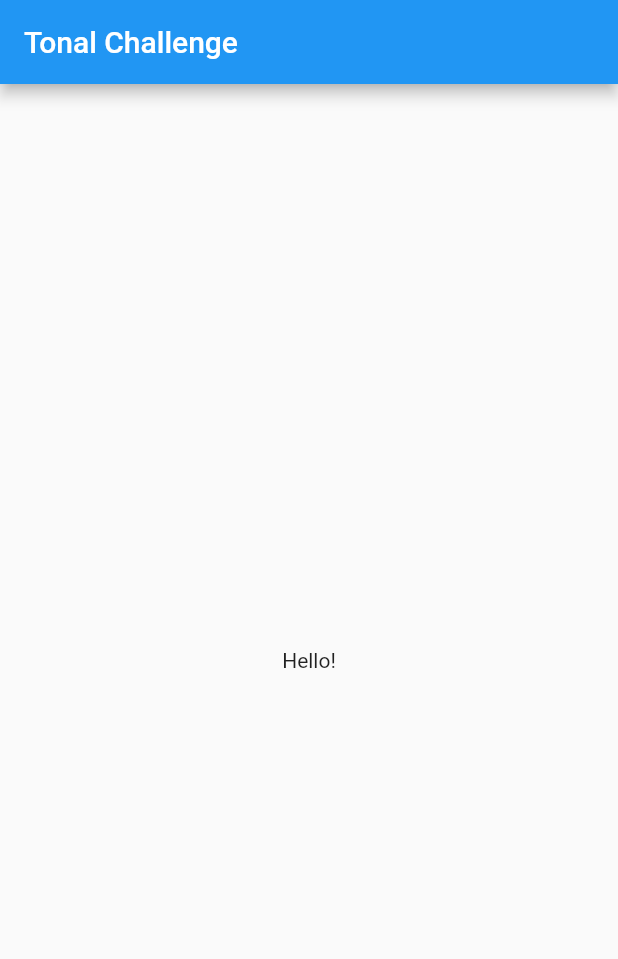
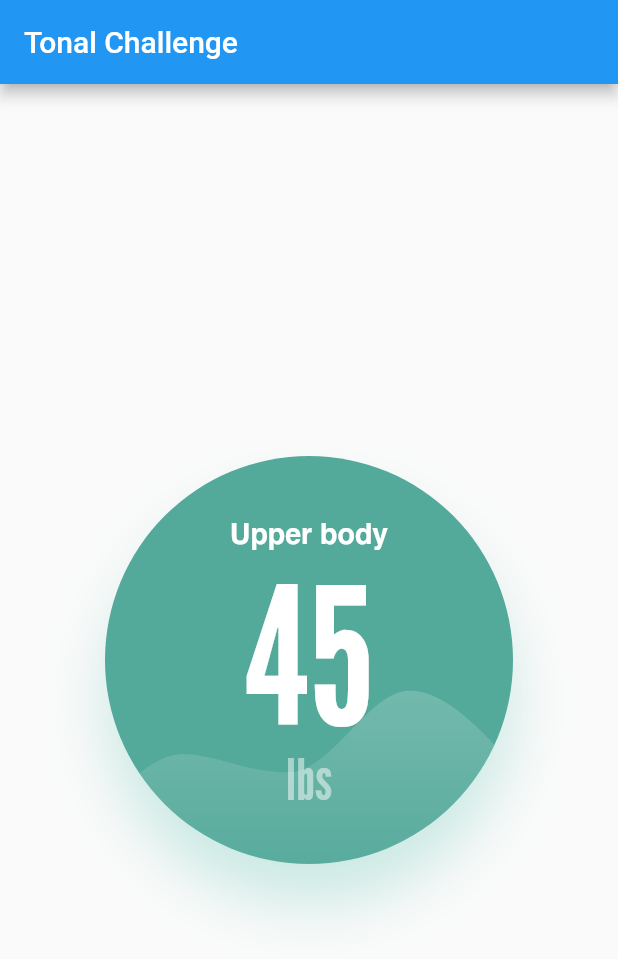
Before and after one commit to lhartman1/TonalChallenge, a Flutter app: the screen it shows after launch, on a phone screen of 412 x 824 dp. Shown: the top 959 px of the screen. Run offline on Flutter 3.47's test engine with Material 2 defaults, Android fonts, the phone set to English and light mode, and no system bars; our stand-ins replace flutter_svg.

Commit message:
Add Metrics widget

```diff
--- a/lib/screens/home_page.dart
+++ b/lib/screens/home_page.dart
@@ -1,4 +1,6 @@
 import 'package:flutter/material.dart';
+
+import '../widgets/metrics.dart';
 
 class HomePage extends StatelessWidget {
   const HomePage({Key? key}) : super(key: key);
@@ -10,7 +12,7 @@ class HomePage extends StatelessWidget {
         title: const Text('Tonal Challenge'),
       ),
       body: const Center(
-        child: Text('Hello!'),
+        child: Metrics('Upper body', '45'),
       ),
     );
   }
--- /dev/null
+++ b/lib/widgets/metrics.dart
@@ -0,0 +1,50 @@
+import 'package:flutter/material.dart';
+import 'package:flutter_svg/flutter_svg.dart';
+
+import '../util/styles.dart';
+
+const _graphAssetName = 'assets/graph.svg';
+
+class Metrics extends StatelessWidget {
+  final String _labelText;
+  final String _weightText;
+  final String _unitText;
+
+  const Metrics(this._labelText, this._weightText,
+      {Key? key, String unitText = 'lbs'})
+      : _unitText = unitText,
+        super(key: key);
+
+  @override
+  Widget build(BuildContext context) {
+    return Container(
+      child: _buildContainerContents(),
+      // Clip is required to keep svg inside of Container
+      clipBehavior: Clip.antiAlias,
+      decoration: bubbleBoxDecoration,
+      width: bubbleDiameter.toDouble(),
+      height: bubbleDiameter.toDouble(),
+    );
+  }
+
+  Widget _buildContainerContents() {
+    final svg = SvgPicture.asset(
+      _graphAssetName,
+      width: bubbleDiameter.toDouble(),
+    );
+
+    final label = Text(_labelText, style: labelTextStyle);
+    final weight = Text(_weightText, style: weightTextStyle);
+    final unit = Text(_unitText, style: unitTextStyle);
+
+    return Stack(
+      alignment: Alignment.center,
+      children: [
+        Positioned(child: label, top: bubbleDiameter * 0.16),
+        weight,
+        Positioned(child: unit, bottom: bubbleDiameter * 0.12),
+        Positioned(child: svg, bottom: bubbleDiameter * -0.09),
+      ],
+    );
+  }
+}
```
